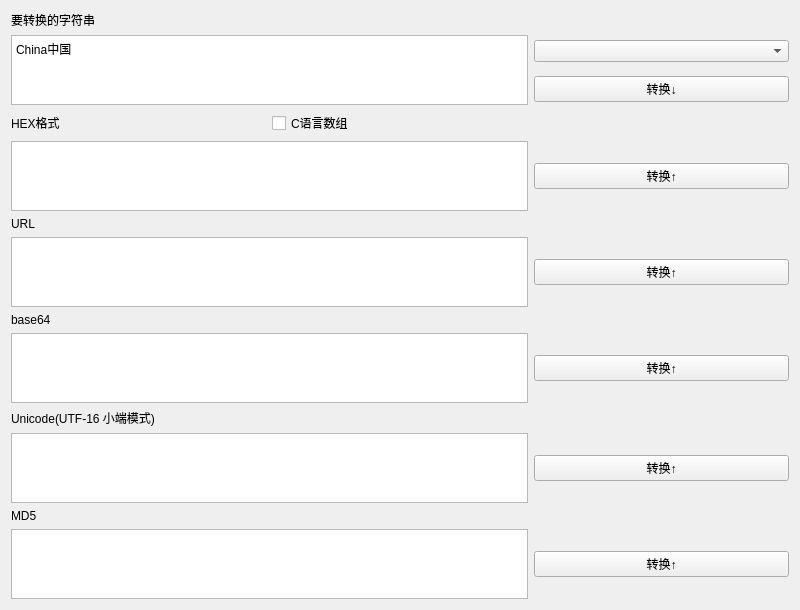
First picture: the form in widget.ui, repository sleepinging/charcode, before the edit.
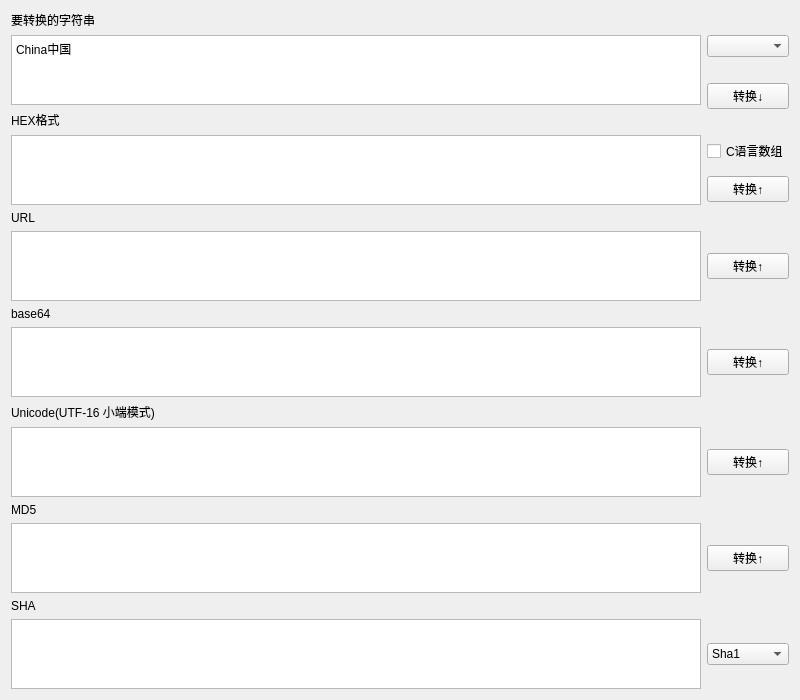
Second picture: the form after the edit.

Commit message: 增加SHA 系列计算 URL encode [a-zA-Z0-9]数据全编码

```diff
--- a/widget.ui
+++ b/widget.ui
@@ -7,21 +7,21 @@
     <x>0</x>
     <y>0</y>
     <width>800</width>
-    <height>600</height>
+    <height>670</height>
    </rect>
   </property>
   <property name="windowTitle">
    <string>滑稽专用字符转换工具</string>
   </property>
   <layout class="QGridLayout" name="gridLayout">
-   <item row="0" column="0" colspan="2">
+   <item row="0" column="0">
     <widget class="QLabel" name="label">
      <property name="text">
       <string>要转换的字符串</string>
      </property>
     </widget>
    </item>
-   <item row="1" column="0" rowspan="2" colspan="2">
+   <item row="1" column="0" rowspan="2">
     <widget class="QTextEdit" name="te_org">
      <property name="html">
       <string>&lt;!DOCTYPE HTML PUBLIC &quot;-//W3C//DTD HTML 4.0//EN&quot; &quot;http://www.w3.org/TR/REC-html40/strict.dtd&quot;&gt;
@@ -32,10 +32,10 @@
      </property>
     </widget>
    </item>
-   <item row="1" column="2">
+   <item row="1" column="1">
     <widget class="QComboBox" name="cb_cs"/>
    </item>
-   <item row="2" column="2">
+   <item row="2" column="1" rowspan="2">
     <widget class="QPushButton" name="btn_encode">
      <property name="text">
       <string>转换↓</string>
@@ -49,91 +49,130 @@
      </property>
     </widget>
    </item>
-   <item row="3" column="1">
+   <item row="4" column="0" rowspan="2">
+    <widget class="QTextEdit" name="te_hex"/>
+   </item>
+   <item row="4" column="1">
     <widget class="QCheckBox" name="cb_cl">
      <property name="text">
       <string>C语言数组</string>
      </property>
     </widget>
    </item>
-   <item row="4" column="0" colspan="2">
-    <widget class="QTextEdit" name="te_hex"/>
-   </item>
-   <item row="4" column="2">
+   <item row="5" column="1">
     <widget class="QPushButton" name="btn_hex">
      <property name="text">
       <string>转换↑</string>
      </property>
     </widget>
    </item>
-   <item row="5" column="0">
+   <item row="6" column="0">
     <widget class="QLabel" name="label_3">
      <property name="text">
       <string>URL</string>
      </property>
     </widget>
    </item>
-   <item row="6" column="0" colspan="2">
+   <item row="7" column="0">
     <widget class="QTextEdit" name="te_url"/>
    </item>
-   <item row="6" column="2">
+   <item row="7" column="1">
     <widget class="QPushButton" name="btn_url">
      <property name="text">
       <string>转换↑</string>
      </property>
     </widget>
    </item>
-   <item row="7" column="0">
+   <item row="8" column="0">
     <widget class="QLabel" name="label_4">
      <property name="text">
       <string>base64</string>
      </property>
     </widget>
    </item>
-   <item row="8" column="0" colspan="2">
+   <item row="9" column="0">
     <widget class="QTextEdit" name="te_base64"/>
    </item>
-   <item row="8" column="2">
+   <item row="9" column="1">
     <widget class="QPushButton" name="btn_base64">
      <property name="text">
       <string>转换↑</string>
      </property>
     </widget>
    </item>
-   <item row="9" column="0" colspan="2">
+   <item row="10" column="0">
     <widget class="QLabel" name="label_5">
      <property name="text">
       <string>Unicode(UTF-16 小端模式)</string>
      </property>
     </widget>
    </item>
-   <item row="10" column="0" colspan="2">
+   <item row="11" column="0">
     <widget class="QTextEdit" name="te_uni"/>
    </item>
-   <item row="10" column="2">
+   <item row="11" column="1">
     <widget class="QPushButton" name="btn_uni">
      <property name="text">
       <string>转换↑</string>
      </property>
     </widget>
    </item>
-   <item row="11" column="0">
+   <item row="12" column="0">
     <widget class="QLabel" name="label_6">
      <property name="text">
       <string>MD5</string>
      </property>
     </widget>
    </item>
-   <item row="12" column="0" colspan="2">
+   <item row="13" column="0">
     <widget class="QTextEdit" name="te_md5"/>
    </item>
-   <item row="12" column="2">
+   <item row="13" column="1">
     <widget class="QPushButton" name="btn_md5">
      <property name="text">
       <string>转换↑</string>
      </property>
     </widget>
    </item>
+   <item row="14" column="0">
+    <widget class="QLabel" name="label_7">
+     <property name="text">
+      <string>SHA</string>
+     </property>
+    </widget>
+   </item>
+   <item row="15" column="0">
+    <widget class="QTextEdit" name="te_sha"/>
+   </item>
+   <item row="15" column="1">
+    <widget class="QComboBox" name="cb_sha">
+     <item>
+      <property name="text">
+       <string>Sha1</string>
+      </property>
+     </item>
+     <item>
+      <property name="text">
+       <string>Sha224</string>
+      </property>
+     </item>
+     <item>
+      <property name="text">
+       <string>Sha256</string>
+      </property>
+     </item>
+     <item>
+      <property name="text">
+       <string>Sha384</string>
+      </property>
+     </item>
+     <item>
+      <property name="text">
+       <string>Sha512</string>
+      </property>
+     </item>
+    </widget>
+   </item>
   </layout>
  </widget>
  <resources/>
```
The commit also changes 2 other files.
